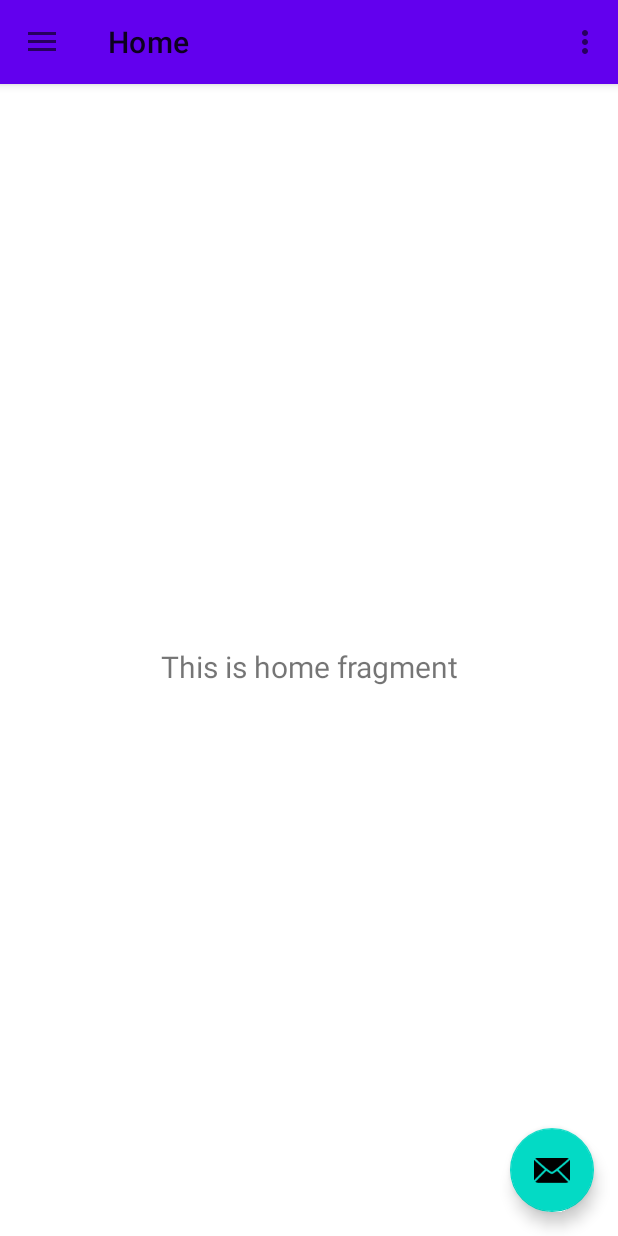
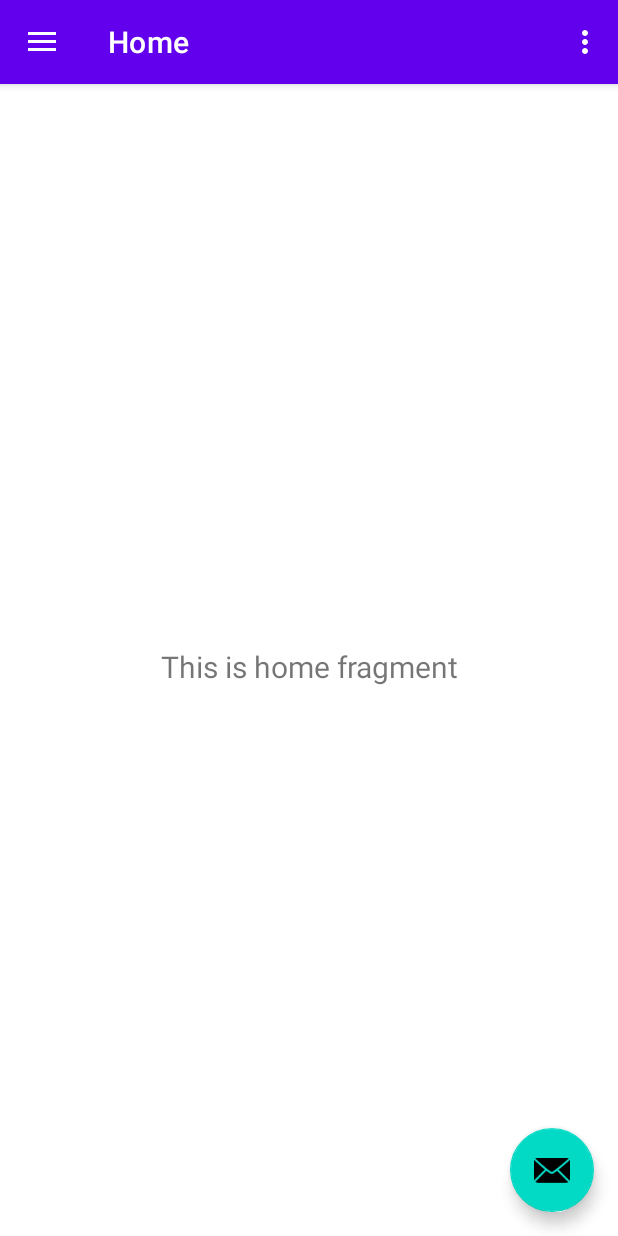
Before and after one commit to anjali301/myBiller, an Android app: the homepage screen opened directly, with no data from a screen before it, on a phone screen of 412 x 824 dp. Run offline under Robolectric (Android 15) with nearby library versions, the phone set to English and light mode, and no system bars; our stand-ins replace navigation-ui.

Commit message:
Some minor adjustments

```diff
--- a/app/build.gradle
+++ b/app/build.gradle
@@ -9,7 +9,7 @@ android {
 
     defaultConfig {
         applicationId "com.example.myapplication"
-        minSdkVersion 14
+        minSdkVersion 16
         targetSdkVersion 30
         versionCode 1
         versionName "1.0"
--- a/app/src/main/java/com/example/myapplication/MainActivity.java
+++ b/app/src/main/java/com/example/myapplication/MainActivity.java
@@ -1,14 +1,15 @@
 package com.example.myapplication;
 
 import androidx.appcompat.app.AppCompatActivity;
+import androidx.appcompat.app.AppCompatDelegate;
 
 import android.os.Bundle;
 
 public class MainActivity extends AppCompatActivity {
-
     @Override
     protected void onCreate(Bundle savedInstanceState) {
         super.onCreate(savedInstanceState);
         setContentView(R.layout.activity_main);
+        AppCompatDelegate.setDefaultNightMode(AppCompatDelegate.MODE_NIGHT_NO);
     }
 }
--- /dev/null
+++ b/app/src/main/res/drawable/ic_baseline_home_24.xml
@@ -0,0 +1,10 @@
+<vector xmlns:android="http://schemas.android.com/apk/res/android"
+    android:width="24dp"
+    android:height="24dp"
+    android:viewportWidth="24"
+    android:viewportHeight="24"
+    android:tint="?attr/colorControlNormal">
+  <path
+      android:fillColor="@android:color/white"
+      android:pathData="M10,20v-6h4v6h5v-8h3L12,3 2,12h3v8z"/>
+</vector>
--- a/app/src/main/res/menu/activity_main_drawer.xml
+++ b/app/src/main/res/menu/activity_main_drawer.xml
@@ -6,15 +6,15 @@
     <group android:checkableBehavior="single">
         <item
             android:id="@+id/nav_home"
-            android:icon="@drawable/ic_menu_camera"
+            android:icon="@drawable/ic_baseline_home_24"
             android:title="@string/menu_home" />
         <item
             android:id="@+id/nav_gallery"
-            android:icon="@drawable/ic_menu_gallery"
-            android:title="@string/menu_gallery" />
+            android:icon="@drawable/ic_about_us_icon_25"
+            android:title="@string/menu_about" />
         <item
             android:id="@+id/nav_slideshow"
-            android:icon="@drawable/ic_menu_slideshow"
-            android:title="@string/menu_slideshow" />
+            android:icon="@drawable/ic_baseline_local_phone_24"
+            android:title="@string/menu_contact" />
     </group>
 </menu>
--- a/app/src/main/res/navigation/mobile_navigation.xml
+++ b/app/src/main/res/navigation/mobile_navigation.xml
@@ -14,12 +14,12 @@
     <fragment
         android:id="@+id/nav_gallery"
         android:name="com.example.myapplication.ui.gallery.GalleryFragment"
-        android:label="@string/menu_gallery"
+        android:label="@string/menu_about"
         tools:layout="@layout/fragment_gallery" />
 
     <fragment
         android:id="@+id/nav_slideshow"
         android:name="com.example.myapplication.ui.slideshow.SlideshowFragment"
-        android:label="@string/menu_slideshow"
+        android:label="@string/menu_contact"
         tools:layout="@layout/fragment_slideshow" />
 </navigation>
--- a/app/src/main/res/values/strings.xml
+++ b/app/src/main/res/values/strings.xml
@@ -1,5 +1,5 @@
 <resources>
-    <string name="app_name">My Application</string>
+    <string name="app_name">myBiller</string>
     <string name="title_activity_homepage">homepage</string>
     <string name="navigation_drawer_open">Open navigation drawer</string>
     <string name="navigation_drawer_close">Close navigation drawer</string>
@@ -9,6 +9,6 @@
     <string name="action_settings">Settings</string>
 
     <string name="menu_home">Home</string>
-    <string name="menu_gallery">Gallery</string>
-    <string name="menu_slideshow">Slideshow</string>
+    <string name="menu_about">About</string>
+    <string name="menu_contact">Contact</string>
 </resources>
--- a/app/src/main/res/values/themes.xml
+++ b/app/src/main/res/values/themes.xml
@@ -19,7 +19,7 @@
         <item name="windowNoTitle">true</item>
     </style>
 
-    <style name="Theme.MyApplication2.AppBarOverlay" parent="ThemeOverlay.AppCompat.Dark.ActionBar" />
+    <style name="Theme.MyApplication.AppBarOverlay" parent="ThemeOverlay.AppCompat.Dark.ActionBar" />
 
-    <style name="Theme.MyApplication2.PopupOverlay" parent="ThemeOverlay.AppCompat.Light" />
+    <style name="Theme.MyApplication.PopupOverlay" parent="ThemeOverlay.AppCompat.Light" />
 </resources>
```
Also changed, not shown: app/src/main/res/values-night/themes.xml (added, +16 -0 lines).
